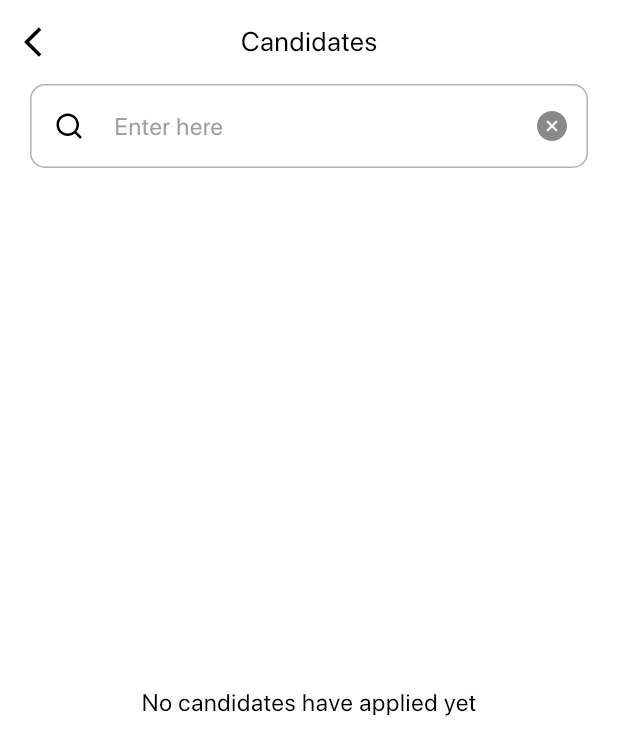
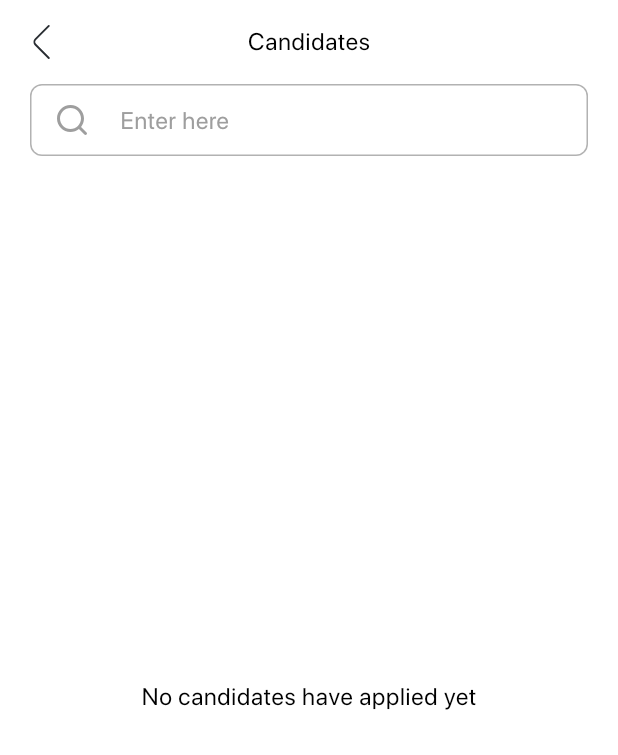
Before and after one commit to Vanhoai/wflow, a Flutter app: the CandidateListScreen screen opened directly with empty values, on a phone screen of 412 x 824 dp. Shown: the top 755 px of the screen. Run offline on Flutter 3.47's test engine with Material 2 defaults, Android fonts, the phone set to English and light mode, and no system bars; our stand-ins replace cached_network_image, dartz, device_info_plus, dio, emoji_picker_flutter, equatable and 24 more; missing offline and left inert: flutter_config_plus, flutter_flipperkit, flutter_sound, photo_manager, stringee_flutter_plugin, syncfusion_flutter_pdfviewer and 2 more; accounts and stored records are empty; generated files the repository leaves out were written again; network calls fail; project files that could hold a hidden picture were left out.

Commit message:
hot: push code before merge

```diff
--- a/lib/common/navigation.dart
+++ b/lib/common/navigation.dart
@@ -27,7 +27,7 @@ class NavigationService {
     return navigatorKey.currentState!.canPop();
   }
 
-  Future<dynamic> popUntil(String routeName) async {
-    return navigatorKey.currentState!.popUntil(ModalRoute.withName(routeName));
+  Future<dynamic> popUntil(int numPop) async {
+    return navigatorKey.currentState!.popUntil((_) => numPop-- <= 0);
   }
 }
--- a/lib/configuration/constants.dart
+++ b/lib/configuration/constants.dart
@@ -41,6 +41,7 @@ class AppConstants {
   static const String back = '${commonIconPath}ic.back.svg';
   static const String flash = '${commonIconPath}ic.flash.svg';
   static const String apply = '${commonIconPath}ic.apply.svg';
+  static const String close = '${commonIconPath}ic.close.svg';
 
   // path for introduction svg
   static const String introductionPath = 'assets/icons/introduction/';
--- a/lib/core/widgets/custom/circular_avatar_touch/circular_avatar_touch.dart
+++ b/lib/core/widgets/custom/circular_avatar_touch/circular_avatar_touch.dart
@@ -1,4 +1,5 @@
 import 'package:cached_network_image/cached_network_image.dart';
+import 'package:flutter/cupertino.dart';
 import 'package:flutter/material.dart';
 
 // ignore: constant_identifier_names
@@ -36,8 +37,8 @@ class CircularAvatarTouch extends StatelessWidget {
               imageUrl: imageUrl ?? FakeImage,
               width: width ?? 48,
               height: height ?? 48,
-              placeholder: (context, url) => const Center(child: CircularProgressIndicator()),
-              errorWidget: (context, url, error) => const Center(child: CircularProgressIndicator()),
+              placeholder: (context, url) => const Center(child: CupertinoActivityIndicator()),
+              errorWidget: (context, url, error) => const Center(child: CupertinoActivityIndicator()),
               filterQuality: FilterQuality.high,
               fadeInCurve: Curves.easeIn,
               fadeInDuration: const Duration(milliseconds: 500),
--- a/lib/core/widgets/shared/appbar/appbar_back_title.dart
+++ b/lib/core/widgets/shared/appbar/appbar_back_title.dart
@@ -3,9 +3,11 @@ import 'package:flutter_svg/svg.dart';
 import 'package:wflow/configuration/constants.dart';
 
 class AppHeader extends StatelessWidget implements PreferredSizeWidget {
-  const AppHeader({super.key, this.text = ''});
+  const AppHeader({super.key, this.text = '', this.onBack});
 
+  final Function? onBack;
   final String text;
+
   @override
   Widget build(BuildContext context) {
     final ThemeData themeData = Theme.of(context);
@@ -22,6 +24,9 @@ class AppHeader extends StatelessWidget implements PreferredSizeWidget {
         padding: const EdgeInsets.all(8),
         child: InkWell(
           onTap: () {
+            if (onBack != null) {
+              onBack!();
+            }
             Navigator.pop(context);
           },
           borderRadius: BorderRadius.circular(50),
--- a/lib/modules/auth/presentation/sign_in/components/form_signin.dart
+++ b/lib/modules/auth/presentation/sign_in/components/form_signin.dart
@@ -27,9 +27,10 @@ class _FormState extends State<FormSignIn> {
   late final TextEditingController passwordController;
 
   final GlobalKey<FormState> _key = GlobalKey<FormState>();
+
   @override
   void initState() {
-    emailController = TextEditingController(text: 'hoaitvps22068@gmail.com');
+    emailController = TextEditingController(text: 'tvhoai241223@gmail.com');
     passwordController = TextEditingController(text: 'admin123A@');
     super.initState();
   }
--- a/lib/modules/main/data/contract/contract_service.dart
+++ b/lib/modules/main/data/contract/contract_service.dart
@@ -75,7 +75,7 @@ class ContractServiceImpl implements ContractService {
   Future<String> createContract(CreateContractModel request) async {
     try {
       final response = await agent.dio.put(
-        '/add-tasks-update-contract',
+        '/contract/update-contract',
         data: request.toJson(),
       );
 
--- a/lib/modules/main/presentation/home/contract/create_contract/bloc/bloc.dart
+++ b/lib/modules/main/presentation/home/contract/create_contract/bloc/bloc.dart
@@ -127,10 +127,10 @@ class CreateContractBloc extends Bloc<CreateContractEvent, CreateContractState>
     response.fold(
       (String message) {
         AlertUtils.showMessage(
-          'Create Contract',
+          'Update Contract',
           message,
           callback: () {
-            instance.get<NavigationService>().pop(numberPop: 2);
+            instance.get<NavigationService>().popUntil(2);
           },
         );
       },
--- a/lib/modules/main/presentation/home/job/candidate_list/candidate_list.dart
+++ b/lib/modules/main/presentation/home/job/candidate_list/candidate_list.dart
@@ -34,7 +34,6 @@ class _CandidateListScreenState extends State<CandidateListScreen> {
 
   @override
   Widget build(BuildContext context) {
-    final ThemeData themeData = Theme.of(context);
     return BlocProvider(
       create: (_) => CandidateListBloc(contractUseCase: instance.get<ContractUseCase>())
         ..add(GetCandidateAppliedListEvent(post: widget.post)),
@@ -47,23 +46,7 @@ class _CandidateListScreenState extends State<CandidateListScreen> {
             }
           });
           return CommonScaffold(
-            appBar: AppBar(
-              automaticallyImplyLeading: true,
-              leading: IconButton(
-                icon: const Icon(Icons.arrow_back_ios),
-                onPressed: () => Navigator.pop(context, false),
-              ),
-              backgroundColor: themeData.colorScheme.background,
-              surfaceTintColor: Colors.transparent,
-              title: Text(
-                'Candidates',
-                style: themeData.textTheme.displayLarge!.merge(TextStyle(
-                  color: themeData.colorScheme.onBackground,
-                  fontSize: 18,
-                )),
-              ),
-              centerTitle: true,
-            ),
+            appBar: const AppHeader(text: 'Candidates'),
             body: RefreshIndicator(
               onRefresh: () async {
                 context.read<CandidateListBloc>().add(GetCandidateAppliedListEvent(post: widget.post));
@@ -71,7 +54,9 @@ class _CandidateListScreenState extends State<CandidateListScreen> {
               child: Column(
                 children: [
                   const Padding(
-                      padding: EdgeInsets.symmetric(vertical: 0, horizontal: 20), child: SearchCandidateWidget()),
+                    padding: EdgeInsets.symmetric(vertical: 0, horizontal: 20),
+                    child: SearchCandidateWidget(),
+                  ),
                   Expanded(
                     child: Visibility(
                       visible: !state.isLoading,
@@ -81,17 +66,19 @@ class _CandidateListScreenState extends State<CandidateListScreen> {
                           if (state is GetCandidateAppliedListSuccess) {
                             if (state.candidateEntities.isEmpty) {
                               return Center(
-                                child: Text('No candidates have applied yet',
-                                    style: Theme.of(context).textTheme.bodyLarge),
+                                child: Text(
+                                  'No candidates have applied yet',
+                                  style: Theme.of(context).textTheme.bodyLarge,
+                                ),
                               );
                             }
-                            return ListView.builder(
+                            return ListView.separated(
+                              padding: const EdgeInsets.all(20),
                               physics: const BouncingScrollPhysics(),
                               itemCount: state.candidateEntities.length,
+                              separatorBuilder: (context, index) => const SizedBox(height: 20),
                               itemBuilder: (context, index) {
-                                return Padding(
-                                  padding: const EdgeInsets.symmetric(horizontal: 20, vertical: 10),
-                                  child: CandidateItemWidget(
+                                return CandidateItemWidget(
                                   candidateEntity: state.candidateEntities[index],
                                   onTap: () => Navigator.of(context).pushNamed(
                                     RouteKeys.candidateContractScreen,
@@ -100,7 +87,6 @@ class _CandidateListScreenState extends State<CandidateListScreen> {
                                   onTapChat: () {},
                                   onTapCv: () {},
                                   onTapName: () {},
-                                  ),
                                 );
                               },
                             );
--- a/lib/modules/main/presentation/home/job/candidate_list/widgets/search_candidate_widget.dart
+++ b/lib/modules/main/presentation/home/job/candidate_list/widgets/search_candidate_widget.dart
@@ -18,7 +18,9 @@ class SearchCandidateWidget extends StatefulWidget {
 
 class _SearchCandidateWidgetState extends State<SearchCandidateWidget> {
   final TextEditingController textEditingController = TextEditingController();
+
   Timer? _debounce;
+
   @override
   void dispose() {
     textEditingController.dispose();
@@ -52,8 +54,9 @@ class _SearchCandidateWidgetState extends State<SearchCandidateWidget> {
           child: SvgPicture.asset(
             AppConstants.search,
             fit: BoxFit.cover,
-            width: 20,
-            height: 20,
+            width: 24,
+            height: 24,
+            colorFilter: const ColorFilter.mode(Colors.grey, BlendMode.srcIn),
           ),
         ),
         prefixIconConstraints: const BoxConstraints(
@@ -61,33 +64,43 @@ class _SearchCandidateWidgetState extends State<SearchCandidateWidget> {
           minHeight: 20,
         ),
         border: OutlineInputBorder(
-            borderRadius: BorderRadius.circular(10),
+          borderRadius: BorderRadius.circular(8),
           borderSide: BorderSide(
             color: themeData.colorScheme.onBackground.withOpacity(0.3),
             width: 1,
-            )),
+          ),
+        ),
         filled: true,
         fillColor: themeData.colorScheme.background,
         enabledBorder: OutlineInputBorder(
-            borderRadius: BorderRadius.circular(10),
+          borderRadius: BorderRadius.circular(8),
           borderSide: BorderSide(
             color: themeData.colorScheme.onBackground.withOpacity(0.3),
-            )),
+          ),
+        ),
         focusedBorder: OutlineInputBorder(
-          borderRadius: BorderRadius.circular(10),
+          borderRadius: BorderRadius.circular(8),
+          borderSide: BorderSide(
+            color: themeData.colorScheme.onBackground.withOpacity(0.3),
+          ),
         ),
         isDense: true,
-        contentPadding: const EdgeInsets.symmetric(vertical: 16),
-        suffixIcon: IconButton(
-          onPressed: clearInputSearch,
-          icon: SvgPicture.asset(
-            'assets/icons/close.svg',
+        contentPadding: const EdgeInsets.symmetric(vertical: 12),
+        suffixIcon: Visibility(
+          visible: textEditingController.text.isNotEmpty,
+          child: InkWell(
+            onTap: clearInputSearch,
+            child: Container(
+              padding: const EdgeInsets.all(12),
+              child: SvgPicture.asset(
+                AppConstants.close,
                 fit: BoxFit.cover,
-            width: 20,
-            height: 20,
+                width: 24,
+                height: 24,
               ),
             ),
-        counterText: '',
+          ),
+        ),
       ),
     );
   }
```
Also changed, not shown: lib/modules/main/presentation/home/contract/create_contract/create_contract.dart (+18 -6 lines), lib/modules/main/presentation/home/job/candidate_list/widgets/candidate_cv_item_widget.dart (+6 -19 lines), lib/modules/main/presentation/home/job/candidate_list/widgets/candidate_item_widget.dart (+10 -6 lines), lib/modules/main/presentation/home/job/job_information/job_information.dart (+6 -3 lines), lib/modules/main/presentation/personal/authentications/authentications_step_one/authentications_step_one.dart (+18 -59 lines), assets/icons/common/ic.close.svg (renamed from assets/icons/close.svg). Lines whose indentation alone changed are shown as unchanged.
